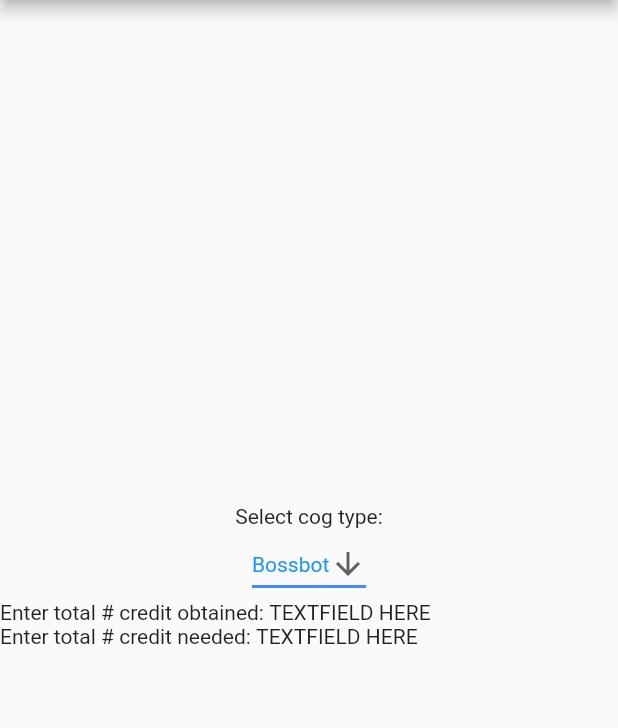
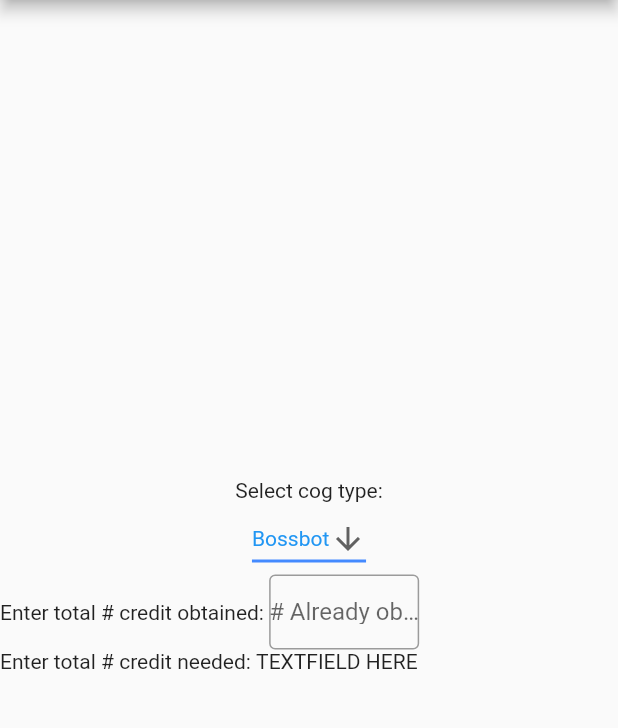
Before and after one commit to jamesbertel/ToontownCalculator, a Flutter app: the screen it shows after launch, on a phone screen of 412 x 824 dp, the part 84-812 px from its top. Run offline on Flutter 3.47's test engine with Material 2 defaults, Android fonts, the phone set to English and light mode, and no system bars.

Commit message:
pre front end polish running normal

```diff
--- a/lib/homepage.dart
+++ b/lib/homepage.dart
@@ -1,3 +1,5 @@
+import 'dart:developer';
+
 import 'package:flutter/material.dart';
 import 'package:flutter/services.dart';
 
@@ -10,8 +12,7 @@ class HomePage extends StatefulWidget {
 }
 
 class _HomePage extends State<HomePage> {
-
-  String cogtype = 'Bossbot';
+  String cogtype = 'Bossbot'; //default value
   static const String bossbot = 'Bossbot';
   static const String lawbot = 'Lawbot';
   static const String cashbot = 'Cashbot';
@@ -19,7 +20,7 @@ class _HomePage extends State<HomePage> {
 
   int numObtained = 0;
   int numNeeded = 0;
-  final TextEditingController _controller = TextEditingController();
+  TextEditingController _controller = TextEditingController();
   int output = 0;
 
   //_controller.addListener();
@@ -35,10 +36,8 @@ class _HomePage extends State<HomePage> {
                   // crossAxisAlignment: CrossAxisAlignment.center,
                 mainAxisAlignment: MainAxisAlignment.center,
                 children: <Widget>[
-
               //select cog type
-          Column(
-              children: [
+              Column(children: [
                 const Text('Select cog type:'),
                 DropdownButton(
                   value: cogtype,
@@ -65,24 +64,35 @@ class _HomePage extends State<HomePage> {
               ]),
 
               //get num obtained
-          Row(
-            children:  const <Widget>[
-              Text('Enter total # credit obtained: '),
-              Text('TEXTFIELD HERE'),
+              Row(children: <Widget>[
+                const Text('Enter total # credit obtained: '),
+                Container(
+                    width: 100,
+                    height: 50,
+                    //child: Expanded(
+                    child: TextField(
+                      controller: _controller,
+                      // keyboardType: TextInputType.number,
+                      // inputFormatters: [ FilteringTextInputFormatter.digitsOnly, ],
+                      decoration: const InputDecoration(
+                        border: OutlineInputBorder(),
+                        labelText: '# Already obtained',
+                        contentPadding: EdgeInsets.symmetric(vertical: 40.0),
+                      ),
+                      onChanged: (text) {
+                        setState(() {
+                          numObtained = int.parse(text);
+                        });
+                      },
+                    ))
+                //) // Expanded
               ]),
 
               //get num needed
-          Row(children: const <Widget> [
+              Row(children: const <Widget>[
                 const Text('Enter total # credit needed: '),
                 const Text('TEXTFIELD HERE'),
-
               ]),
-
-          ]
-        )
-      )
-    );
-
-
+            ])));
   }
 }
```
Lines whose indentation alone changed are shown as unchanged.
